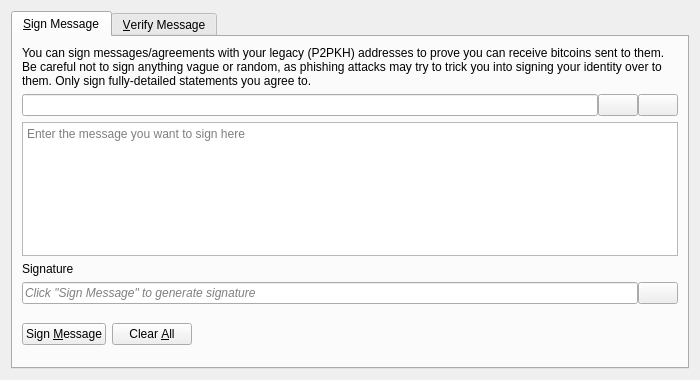
This is taox-core/src/qt/forms/signverifymessagedialog.ui in Xnuva-Blockchain-Project/Denzuve as Qt 5 draws it before an edit. The edited form follows.
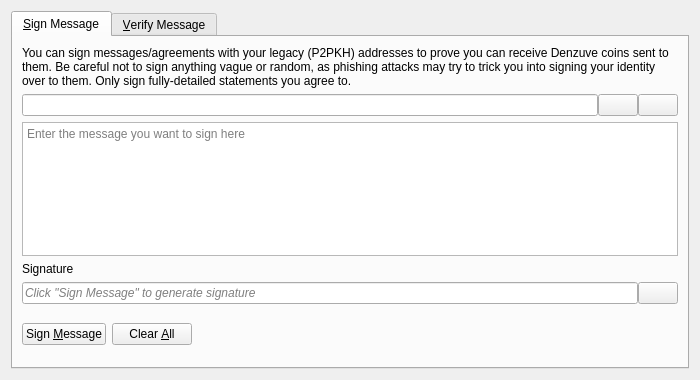
This is the edited form. Icons and pictures are not drawn. Custom widgets are drawn as their Qt base class.

Commit message:
brand(denzuve): reconcile GUI RPC and CLI presentation
Replace inherited user-facing branding and reconcile four functional test message expectations without changing their validation logic.

Compilation and full regression qualification remain pending.

Diff of the .ui file:
```diff
--- a/taox-core/src/qt/forms/signverifymessagedialog.ui
+++ b/taox-core/src/qt/forms/signverifymessagedialog.ui
@@ -30,7 +30,7 @@
        <item>
         <widget class="QLabel" name="infoLabel_SM">
          <property name="text">
-          <string>You can sign messages/agreements with your legacy (P2PKH) addresses to prove you can receive bitcoins sent to them. Be careful not to sign anything vague or random, as phishing attacks may try to trick you into signing your identity over to them. Only sign fully-detailed statements you agree to.</string>
+          <string>You can sign messages/agreements with your legacy (P2PKH) addresses to prove you can receive Denzuve coins sent to them. Be careful not to sign anything vague or random, as phishing attacks may try to trick you into signing your identity over to them. Only sign fully-detailed statements you agree to.</string>
          </property>
          <property name="textFormat">
           <enum>Qt::PlainText</enum>
```
The commit also changes 33 other files.
